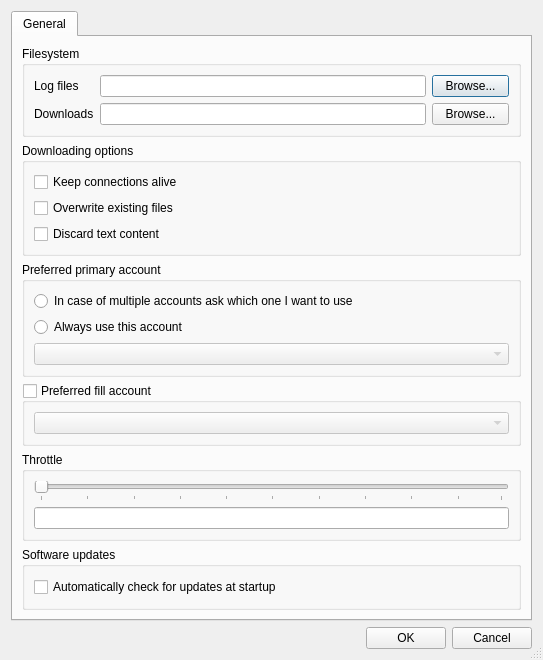
Above: app/gui/dlgsettings.ui from ensisoft/newsflash-plus before the change. Below: the same form after it.
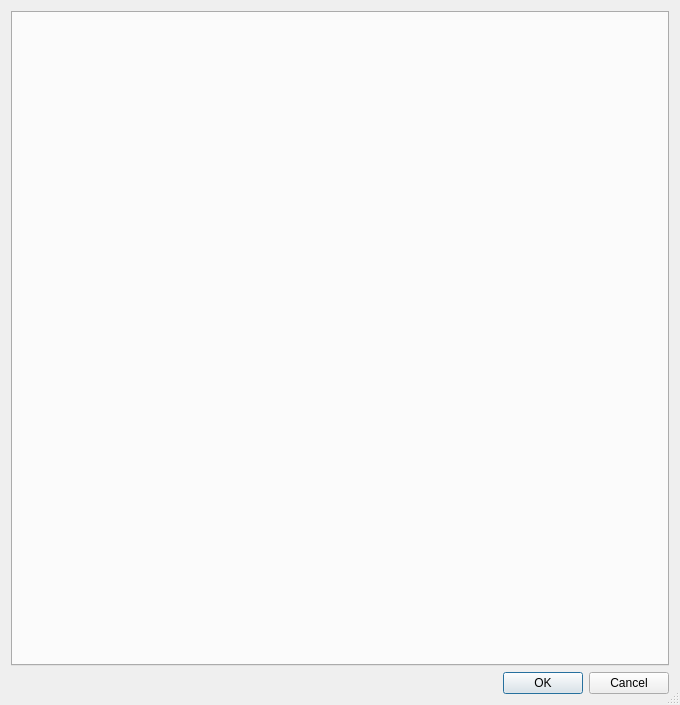
That is the form after the change. Icons and pictures are not drawn.

Patch:
```diff
--- a/app/gui/dlgsettings.ui
+++ b/app/gui/dlgsettings.ui
@@ -6,8 +6,8 @@
    <rect>
     <x>0</x>
     <y>0</y>
-    <width>543</width>
-    <height>643</height>
+    <width>680</width>
+    <height>705</height>
    </rect>
   </property>
   <property name="windowTitle">
@@ -26,246 +26,6 @@
      <property name="currentIndex">
       <number>0</number>
      </property>
-     <widget class="QWidget" name="tabGeneral">
-      <attribute name="title">
-       <string>General</string>
-      </attribute>
-      <layout class="QVBoxLayout" name="verticalLayout">
-       <item>
-        <widget class="QGroupBox" name="groupBox">
-         <property name="title">
-          <string>Filesystem</string>
-         </property>
-         <layout class="QHBoxLayout" name="horizontalLayout_6">
-          <item>
-           <layout class="QGridLayout" name="gridLayout">
-            <item row="0" column="0">
-             <widget class="QLabel" name="label_2">
-              <property name="text">
-               <string>Log files</string>
-              </property>
-             </widget>
-            </item>
-            <item row="0" column="1">
-             <widget class="QLineEdit" name="editLogFiles">
-              <property name="sizePolicy">
-               <sizepolicy hsizetype="Minimum" vsizetype="Fixed">
-                <horstretch>0</horstretch>
-                <verstretch>0</verstretch>
-               </sizepolicy>
-              </property>
-              <property name="toolTip">
-               <string>Location for application log files</string>
-              </property>
-             </widget>
-            </item>
-            <item row="0" column="2">
-             <widget class="QPushButton" name="btnBrowseLog">
-              <property name="maximumSize">
-               <size>
-                <width>77</width>
-                <height>16777215</height>
-               </size>
-              </property>
-              <property name="text">
-               <string>Browse...</string>
-              </property>
-             </widget>
-            </item>
-            <item row="1" column="0">
-             <widget class="QLabel" name="label_3">
-              <property name="text">
-               <string>Downloads</string>
-              </property>
-             </widget>
-            </item>
-            <item row="1" column="1">
-             <widget class="QLineEdit" name="editDownloads">
-              <property name="sizePolicy">
-               <sizepolicy hsizetype="Expanding" vsizetype="Fixed">
-                <horstretch>0</horstretch>
-                <verstretch>0</verstretch>
-               </sizepolicy>
-              </property>
-              <property name="toolTip">
-               <string>Default location for downloads</string>
-              </property>
-             </widget>
-            </item>
-            <item row="1" column="2">
-             <widget class="QPushButton" name="btnBrowseDownloads">
-              <property name="maximumSize">
-               <size>
-                <width>77</width>
-                <height>16777215</height>
-               </size>
-              </property>
-              <property name="text">
-               <string>Browse...</string>
-              </property>
-             </widget>
-            </item>
-           </layout>
-          </item>
-         </layout>
-        </widget>
-       </item>
-       <item>
-        <widget class="QGroupBox" name="groupBox_8">
-         <property name="title">
-          <string>Downloading options</string>
-         </property>
-         <layout class="QGridLayout" name="gridLayout_4">
-          <item row="1" column="0">
-           <widget class="QCheckBox" name="chkOverwriteExisting">
-            <property name="toolTip">
-             <string/>
-            </property>
-            <property name="layoutDirection">
-             <enum>Qt::LeftToRight</enum>
-            </property>
-            <property name="text">
-             <string>Overwrite existing files</string>
-            </property>
-           </widget>
-          </item>
-          <item row="2" column="0">
-           <widget class="QCheckBox" name="chkDiscardText">
-            <property name="layoutDirection">
-             <enum>Qt::LeftToRight</enum>
-            </property>
-            <property name="text">
-             <string>Discard text content</string>
-            </property>
-           </widget>
-          </item>
-          <item row="0" column="0">
-           <widget class="QCheckBox" name="chkKeepalive">
-            <property name="toolTip">
-             <string>Keep connections alive by sending messages to the server at regular intervals.</string>
-            </property>
-            <property name="text">
-             <string>Keep connections alive</string>
-            </property>
-           </widget>
-          </item>
-         </layout>
-        </widget>
-       </item>
-       <item>
-        <widget class="QGroupBox" name="groupBox_9">
-         <property name="title">
-          <string>Preferred primary account</string>
-         </property>
-         <layout class="QVBoxLayout" name="verticalLayout_5">
-          <item>
-           <layout class="QVBoxLayout" name="verticalLayout_6">
-            <item>
-             <widget class="QRadioButton" name="rdConfirm">
-              <property name="text">
-               <string>In case of multiple accounts ask which one I want to use</string>
-              </property>
-             </widget>
-            </item>
-            <item>
-             <widget class="QRadioButton" name="rdPrefer">
-              <property name="text">
-               <string>Always use this account</string>
-              </property>
-             </widget>
-            </item>
-            <item>
-             <widget class="QComboBox" name="cmbPreferredServer">
-              <property name="enabled">
-               <bool>false</bool>
-              </property>
-             </widget>
-            </item>
-           </layout>
-          </item>
-         </layout>
-        </widget>
-       </item>
-       <item>
-        <widget class="QGroupBox" name="grpFillServer">
-         <property name="title">
-          <string>Preferred fill account</string>
-         </property>
-         <property name="checkable">
-          <bool>true</bool>
-         </property>
-         <property name="checked">
-          <bool>false</bool>
-         </property>
-         <layout class="QVBoxLayout" name="verticalLayout_8">
-          <item>
-           <widget class="QComboBox" name="cmbFillServer"/>
-          </item>
-         </layout>
-        </widget>
-       </item>
-       <item>
-        <widget class="QGroupBox" name="groupBox_2">
-         <property name="title">
-          <string>Throttle</string>
-         </property>
-         <layout class="QVBoxLayout" name="verticalLayout_9">
-          <item>
-           <widget class="QSlider" name="sliderThrottle">
-            <property name="minimum">
-             <number>1</number>
-            </property>
-            <property name="maximum">
-             <number>160</number>
-            </property>
-            <property name="singleStep">
-             <number>1</number>
-            </property>
-            <property name="pageStep">
-             <number>16</number>
-            </property>
-            <property name="orientation">
-             <enum>Qt::Horizontal</enum>
-            </property>
-            <property name="invertedAppearance">
-             <bool>false</bool>
-            </property>
-            <property name="invertedControls">
-             <bool>false</bool>
-            </property>
-            <property name="tickPosition">
-             <enum>QSlider::TicksBelow</enum>
-            </property>
-           </widget>
-          </item>
-          <item>
-           <widget class="QLineEdit" name="editThrottle">
-            <property name="readOnly">
-             <bool>true</bool>
-            </property>
-           </widget>
-          </item>
-         </layout>
-        </widget>
-       </item>
-       <item>
-        <widget class="QGroupBox" name="groupBox_6">
-         <property name="title">
-          <string>Software updates</string>
-         </property>
-         <layout class="QHBoxLayout" name="horizontalLayout">
-          <item>
-           <widget class="QCheckBox" name="chkUpdates">
-            <property name="text">
-             <string>Automatically check for updates at startup</string>
-            </property>
-           </widget>
-          </item>
-         </layout>
-        </widget>
-       </item>
-      </layout>
-     </widget>
     </widget>
    </item>
    <item>
```
Left out of the diff: 14 changed lines with no effect on the pictures.
